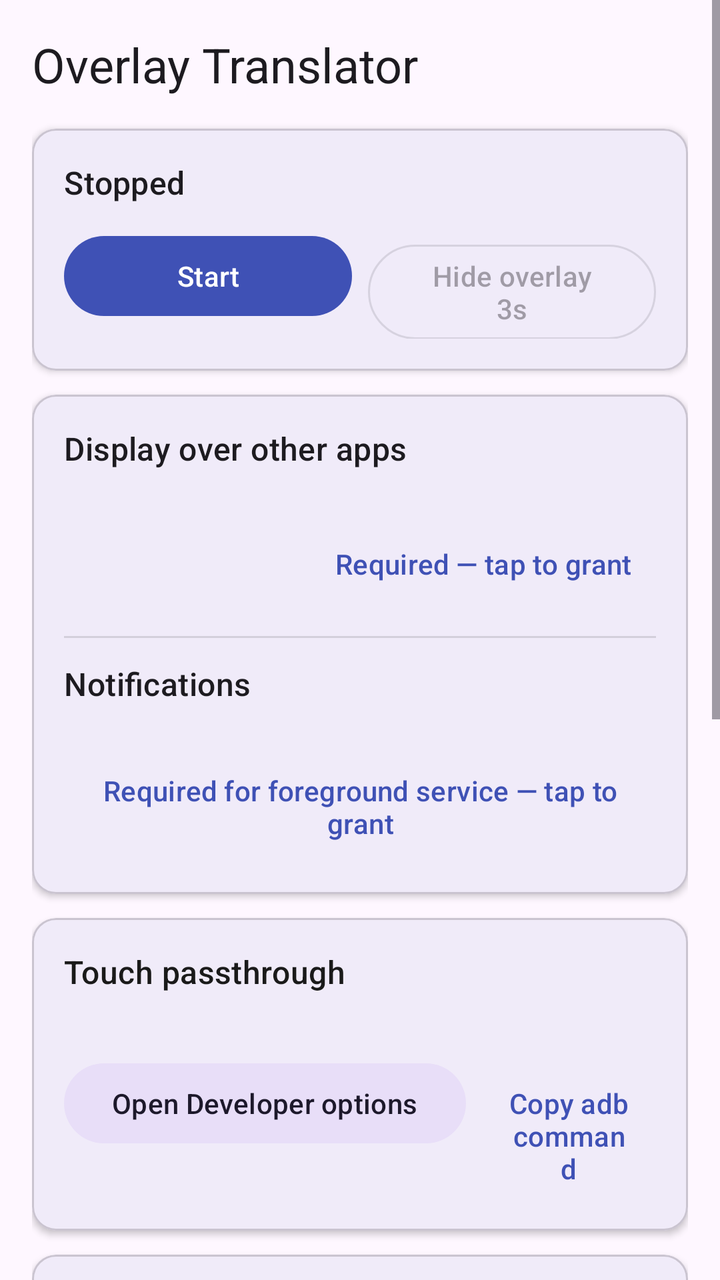
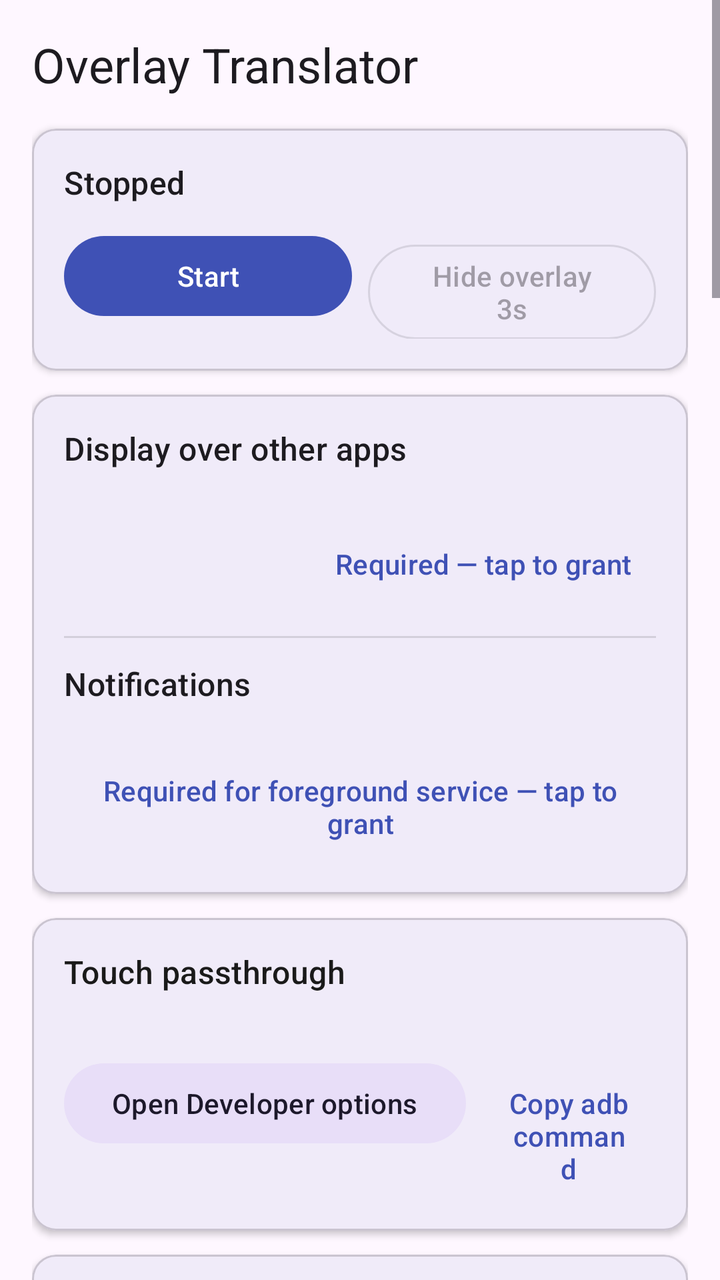

Before-and-after screenshots of an Android layout around one commit, followed by the original layout XML and the change that was made.
<!-- AndroidManifest.xml: application theme Theme.OverlayTranslator -->
<!-- res/layout/activity_main.xml -->
<?xml version="1.0" encoding="utf-8"?>
<ScrollView xmlns:android="http://schemas.android.com/apk/res/android"
    xmlns:app="http://schemas.android.com/apk/res-auto"
    android:layout_width="match_parent"
    android:layout_height="match_parent"
    android:fillViewport="true">

    <LinearLayout
        android:layout_width="match_parent"
        android:layout_height="wrap_content"
        android:orientation="vertical"
        android:padding="16dp">

        <TextView
            android:layout_width="match_parent"
            android:layout_height="wrap_content"
            android:text="@string/home_title"
            android:textAppearance="?attr/textAppearanceHeadlineSmall" />

        
        <com.google.android.material.card.MaterialCardView
            android:layout_width="match_parent"
            android:layout_height="wrap_content"
            android:layout_marginTop="16dp"
            app:cardCornerRadius="12dp"
            app:cardElevation="2dp">

            <LinearLayout
                android:layout_width="match_parent"
                android:layout_height="wrap_content"
                android:orientation="vertical"
                android:padding="16dp">

                <TextView
                    android:id="@+id/statusText"
                    android:layout_width="match_parent"
                    android:layout_height="wrap_content"
                    android:text="@string/status_stopped"
                    android:textAppearance="?attr/textAppearanceTitleMedium" />

                <LinearLayout
                    android:layout_width="match_parent"
                    android:layout_height="wrap_content"
                    android:layout_marginTop="12dp"
                    android:orientation="horizontal">

                    <com.google.android.material.button.MaterialButton
                        android:id="@+id/startStopButton"
                        android:layout_width="0dp"
                        android:layout_height="wrap_content"
                        android:layout_weight="1"
                        android:text="@string/btn_start" />

                    <com.google.android.material.button.MaterialButton
                        android:id="@+id/hideOverlayButton"
                        style="@style/Widget.Material3.Button.OutlinedButton"
                        android:layout_width="0dp"
                        android:layout_height="wrap_content"
                        android:layout_marginStart="8dp"
                        android:layout_weight="1"
                        android:enabled="false"
                        android:text="@string/btn_hide_overlay" />
                </LinearLayout>
            </LinearLayout>
        </com.google.android.material.card.MaterialCardView>

        
        <com.google.android.material.card.MaterialCardView
            android:layout_width="match_parent"
            android:layout_height="wrap_content"
            android:layout_marginTop="12dp"
            app:cardCornerRadius="12dp"
            app:cardElevation="2dp">

            <LinearLayout
                android:layout_width="match_parent"
                android:layout_height="wrap_content"
                android:orientation="vertical"
                android:padding="16dp">

                <TextView
                    android:layout_width="match_parent"
                    android:layout_height="wrap_content"
                    android:text="@string/perm_overlay_title"
                    android:textAppearance="?attr/textAppearanceTitleMedium" />

                <TextView
                    android:id="@+id/overlayPermStatus"
                    android:layout_width="match_parent"
                    android:layout_height="wrap_content"
                    android:layout_marginTop="4dp"
                    android:textAppearance="?attr/textAppearanceBodyMedium" />

                <com.google.android.material.button.MaterialButton
                    android:id="@+id/overlayPermButton"
                    style="@style/Widget.Material3.Button.TextButton"
                    android:layout_width="wrap_content"
                    android:layout_height="wrap_content"
                    android:layout_gravity="end"
                    android:text="@string/perm_overlay_missing" />

                <View
                    android:layout_width="match_parent"
                    android:layout_height="1dp"
                    android:layout_marginVertical="12dp"
                    android:background="?android:attr/listDivider" />

                <TextView
                    android:layout_width="match_parent"
                    android:layout_height="wrap_content"
                    android:text="@string/perm_notifications_title"
                    android:textAppearance="?attr/textAppearanceTitleMedium" />

                <TextView
                    android:id="@+id/notifPermStatus"
                    android:layout_width="match_parent"
                    android:layout_height="wrap_content"
                    android:layout_marginTop="4dp"
                    android:textAppearance="?attr/textAppearanceBodyMedium" />

                <com.google.android.material.button.MaterialButton
                    android:id="@+id/notifPermButton"
                    style="@style/Widget.Material3.Button.TextButton"
                    android:layout_width="wrap_content"
                    android:layout_height="wrap_content"
                    android:layout_gravity="end"
                    android:text="@string/perm_notifications_missing" />
            </LinearLayout>
        </com.google.android.material.card.MaterialCardView>

        
        <com.google.android.material.card.MaterialCardView
            android:id="@+id/touchSetupCard"
            android:layout_width="match_parent"
            android:layout_height="wrap_content"
            android:layout_marginTop="12dp"
            app:cardCornerRadius="12dp"
            app:cardElevation="2dp">

            <LinearLayout
                android:layout_width="match_parent"
                android:layout_height="wrap_content"
                android:orientation="vertical"
                android:padding="16dp">

                <TextView
                    android:layout_width="match_parent"
                    android:layout_height="wrap_content"
                    android:text="@string/touch_setup_title"
                    android:textColor="#FF1A1A1A"
                    android:textAppearance="?attr/textAppearanceTitleMedium" />

                <TextView
                    android:id="@+id/touchSetupStatus"
                    android:layout_width="match_parent"
                    android:layout_height="wrap_content"
                    android:layout_marginTop="4dp"
                    android:textColor="#FF1A1A1A"
                    android:textAppearance="?attr/textAppearanceBodyMedium" />

                <LinearLayout
                    android:id="@+id/touchSetupActions"
                    android:layout_width="match_parent"
                    android:layout_height="wrap_content"
                    android:layout_marginTop="8dp"
                    android:orientation="horizontal">

                    <com.google.android.material.button.MaterialButton
                        android:id="@+id/openDevOptionsButton"
                        style="@style/Widget.Material3.Button.TonalButton"
                        android:layout_width="wrap_content"
                        android:layout_height="wrap_content"
                        android:text="@string/touch_setup_open_settings" />

                    <com.google.android.material.button.MaterialButton
                        android:id="@+id/copyAdbButton"
                        style="@style/Widget.Material3.Button.TextButton"
                        android:layout_width="wrap_content"
                        android:layout_height="wrap_content"
                        android:layout_marginStart="8dp"
                        android:text="@string/touch_setup_copy_adb" />
                </LinearLayout>
            </LinearLayout>
        </com.google.android.material.card.MaterialCardView>

        
        <com.google.android.material.card.MaterialCardView
            android:layout_width="match_parent"
            android:layout_height="wrap_content"
            android:layout_marginTop="12dp"
            app:cardCornerRadius="12dp"
            app:cardElevation="2dp">

            <LinearLayout
                android:layout_width="match_parent"
                android:layout_height="wrap_content"
                android:orientation="vertical"
                android:padding="16dp">

                <TextView
                    android:layout_width="match_parent"
                    android:layout_height="wrap_content"
                    android:text="@string/settings_language"
                    android:textAppearance="?attr/textAppearanceTitleMedium" />

                <Spinner
                    android:id="@+id/languageSpinner"
                    android:layout_width="match_parent"
                    android:layout_height="wrap_content"
                    android:layout_marginTop="4dp"
                    android:entries="@array/source_language_labels" />

                <TextView
                    android:id="@+id/fpsLabel"
                    android:layout_width="match_parent"
                    android:layout_height="wrap_content"
                    android:layout_marginTop="16dp"
                    android:text="@string/settings_fps"
                    android:textAppearance="?attr/textAppearanceTitleMedium" />

                <SeekBar
                    android:id="@+id/fpsSeekBar"
                    android:layout_width="match_parent"
                    android:layout_height="wrap_content"
                    android:layout_marginTop="4dp"
                    android:max="15"
                    android:progress="5" />

                <TextView
                    android:id="@+id/opacityLabel"
                    android:layout_width="match_parent"
                    android:layout_height="wrap_content"
                    android:layout_marginTop="16dp"
                    android:text="@string/settings_opacity"
                    android:textAppearance="?attr/textAppearanceTitleMedium" />

                <SeekBar
                    android:id="@+id/opacitySeekBar"
                    android:layout_width="match_parent"
                    android:layout_height="wrap_content"
                    android:layout_marginTop="4dp"
                    android:max="100"
                    android:progress="90" />

                <com.google.android.material.button.MaterialButton
                    android:id="@+id/downloadModelButton"
                    style="@style/Widget.Material3.Button.TonalButton"
                    android:layout_width="match_parent"
                    android:layout_height="wrap_content"
                    android:layout_marginTop="16dp"
                    android:text="@string/btn_download_model" />

                <TextView
                    android:layout_width="match_parent"
                    android:layout_height="wrap_content"
                    android:layout_marginTop="8dp"
                    android:autoLink="web"
                    android:text="@string/model_origin"
                    android:textAppearance="?attr/textAppearanceBodySmall" />

                <com.google.android.material.button.MaterialButton
                    android:id="@+id/glossaryButton"
                    style="@style/Widget.Material3.Button.TonalButton"
                    android:layout_width="match_parent"
                    android:layout_height="wrap_content"
                    android:layout_marginTop="8dp"
                    android:text="@string/btn_glossary" />

                <com.google.android.material.button.MaterialButton
                    android:id="@+id/clearCacheButton"
                    style="@style/Widget.Material3.Button.OutlinedButton"
                    android:layout_width="match_parent"
                    android:layout_height="wrap_content"
                    android:layout_marginTop="8dp"
                    android:text="@string/btn_clear_cache" />
            </LinearLayout>
        </com.google.android.material.card.MaterialCardView>

        <View
            android:layout_width="match_parent"
            android:layout_height="24dp" />
    </LinearLayout>
</ScrollView>
<!-- resources referenced by this layout -->
<resources>
  <string name="btn_download_model">Download translation model</string>
  <string name="settings_fps">Capture rate</string>
  <string name="settings_opacity">Background opacity</string>
  <!-- unchanged entries left out for length: 17 -->
</resources>

<!-- the commit's change to res/layout/activity_main.xml (unified diff, before → after) -->
@@ -211,6 +211,20 @@
                     android:entries="@array/source_language_labels" />
 
                 <TextView
+                    android:layout_width="match_parent"
+                    android:layout_height="wrap_content"
+                    android:layout_marginTop="16dp"
+                    android:text="@string/settings_backend"
+                    android:textAppearance="?attr/textAppearanceTitleMedium" />
+
+                <Spinner
+                    android:id="@+id/backendSpinner"
+                    android:layout_width="match_parent"
+                    android:layout_height="wrap_content"
+                    android:layout_marginTop="4dp"
+                    android:entries="@array/backend_labels" />
+
+                <TextView
                     android:id="@+id/fpsLabel"
                     android:layout_width="match_parent"
                     android:layout_height="wrap_content"
@@ -218,13 +232,20 @@
                     android:text="@string/settings_fps"
                     android:textAppearance="?attr/textAppearanceTitleMedium" />
 
+                <TextView
+                    android:layout_width="match_parent"
+                    android:layout_height="wrap_content"
+                    android:layout_marginTop="2dp"
+                    android:text="@string/settings_fps_desc"
+                    android:textAppearance="?attr/textAppearanceBodySmall" />
+
                 <SeekBar
                     android:id="@+id/fpsSeekBar"
                     android:layout_width="match_parent"
                     android:layout_height="wrap_content"
                     android:layout_marginTop="4dp"
-                    android:max="15"
-                    android:progress="5" />
+                    android:max="19"
+                    android:progress="4" />
 
                 <TextView
                     android:id="@+id/opacityLabel"
@@ -233,6 +254,13 @@
                     android:layout_marginTop="16dp"
                     android:text="@string/settings_opacity"
                     android:textAppearance="?attr/textAppearanceTitleMedium" />
+
+                <TextView
+                    android:layout_width="match_parent"
+                    android:layout_height="wrap_content"
+                    android:layout_marginTop="2dp"
+                    android:text="@string/settings_opacity_desc"
+                    android:textAppearance="?attr/textAppearanceBodySmall" />
 
                 <SeekBar
                     android:id="@+id/opacitySeekBar"
@@ -241,6 +269,236 @@
                     android:layout_marginTop="4dp"
                     android:max="100"
                     android:progress="90" />
+
+                <TextView
+                    android:id="@+id/forceLabel"
+                    android:layout_width="match_parent"
+                    android:layout_height="wrap_content"
+                    android:layout_marginTop="16dp"
+                    android:text="@string/settings_force_every"
+                    android:textAppearance="?attr/textAppearanceTitleMedium" />
+
+                <TextView
+                    android:layout_width="match_parent"
+                    android:layout_height="wrap_content"
+                    android:layout_marginTop="2dp"
+                    android:text="@string/settings_force_every_desc"
+                    android:textAppearance="?attr/textAppearanceBodySmall" />
+
+                <SeekBar
+                    android:id="@+id/forceSeekBar"
+                    android:layout_width="match_parent"
+                    android:layout_height="wrap_content"
+                    android:layout_marginTop="4dp"
+                    android:max="14"
+                    android:progress="4" />
+
+                <TextView
+                    android:id="@+id/changeLabel"
+                    android:layout_width="match_parent"
+                    android:layout_height="wrap_content"
+                    android:layout_marginTop="16dp"
+                    android:text="@string/settings_change_pct"
+                    android:textAppearance="?attr/textAppearanceTitleMedium" />
+
+                <TextView
+                    android:layout_width="match_parent"
+                    android:layout_height="wrap_content"
+                    android:layout_marginTop="2dp"
+                    android:text="@string/settings_change_pct_desc"
+                    android:textAppearance="?attr/textAppearanceBodySmall" />
+
+                <SeekBar
+                    android:id="@+id/changeSeekBar"
+                    android:layout_width="match_parent"
+                    android:layout_height="wrap_content"
+                    android:layout_marginTop="4dp"
+                    android:max="50"
+                    android:progress="6" />
+
+                <TextView
+                    android:id="@+id/ocrConfLabel"
+                    android:layout_width="match_parent"
+                    android:layout_height="wrap_content"
+                    android:layout_marginTop="16dp"
+                    android:text="@string/settings_ocr_conf"
+                    android:textAppearance="?attr/textAppearanceTitleMedium" />
+
+                <TextView
+                    android:layout_width="match_parent"
+                    android:layout_height="wrap_content"
+                    android:layout_marginTop="2dp"
+                    android:text="@string/settings_ocr_conf_desc"
+                    android:textAppearance="?attr/textAppearanceBodySmall" />
+
+                <SeekBar
+                    android:id="@+id/ocrConfSeekBar"
+                    android:layout_width="match_parent"
+                    android:layout_height="wrap_content"
+                    android:layout_marginTop="4dp"
+                    android:max="95"
+                    android:progress="50" />
+
+                <TextView
+                    android:id="@+id/lineGapLabel"
+                    android:layout_width="match_parent"
+                    android:layout_height="wrap_content"
+                    android:layout_marginTop="16dp"
+                    android:text="@string/settings_line_gap"
+                    android:textAppearance="?attr/textAppearanceTitleMedium" />
+
+                <TextView
+                    android:layout_width="match_parent"
+                    android:layout_height="wrap_content"
+                    android:layout_marginTop="2dp"
+                    android:text="@string/settings_line_gap_desc"
+                    android:textAppearance="?attr/textAppearanceBodySmall" />
+
+                <SeekBar
+                    android:id="@+id/lineGapSeekBar"
+                    android:layout_width="match_parent"
+                    android:layout_height="wrap_content"
+                    android:layout_marginTop="4dp"
+                    android:max="13"
+                    android:progress="5" />
+
+                <TextView
+                    android:id="@+id/pacingLabel"
+                    android:layout_width="match_parent"
+                    android:layout_height="wrap_content"
+                    android:layout_marginTop="16dp"
+                    android:text="@string/settings_pacing"
+                    android:textAppearance="?attr/textAppearanceTitleMedium" />
+
+                <TextView
+                    android:layout_width="match_parent"
+                    android:layout_height="wrap_content"
+                    android:layout_marginTop="2dp"
+                    android:text="@string/settings_pacing_desc"
+                    android:textAppearance="?attr/textAppearanceBodySmall" />
+
+                <SeekBar
+                    android:id="@+id/pacingSeekBar"
+                    android:layout_width="match_parent"
+                    android:layout_height="wrap_content"
+                    android:layout_marginTop="4dp"
+                    android:max="19"
+                    android:progress="1" />
+
+                <TextView
+                    android:id="@+id/twDeferLabel"
+                    android:layout_width="match_parent"
+                    android:layout_height="wrap_content"
+                    android:layout_marginTop="16dp"
+                    android:text="@string/settings_tw_defer"
+                    android:textAppearance="?attr/textAppearanceTitleMedium" />
+
+                <TextView
+                    android:layout_width="match_parent"
+                    android:layout_height="wrap_content"
+                    android:layout_marginTop="2dp"
+                    android:text="@string/settings_tw_defer_desc"
+                    android:textAppearance="?attr/textAppearanceBodySmall" />
+
+                <SeekBar
+                    android:id="@+id/twDeferSeekBar"
+                    android:layout_width="match_parent"
+                    android:layout_height="wrap_content"
+                    android:layout_marginTop="4dp"
+                    android:max="3"
+                    android:progress="0" />
+
+                <com.google.android.material.materialswitch.MaterialSwitch
+                    android:id="@+id/syncSwitch"
+                    android:layout_width="match_parent"
+                    android:layout_height="wrap_content"
+                    android:layout_marginTop="16dp"
+                    android:text="@string/settings_sync_display"
+                    android:textAppearance="?attr/textAppearanceTitleMedium" />
+
+                <TextView
+                    android:layout_width="match_parent"
+                    android:layout_height="wrap_content"
+                    android:layout_marginTop="2dp"
+                    android:text="@string/settings_sync_display_desc"
+                    android:textAppearance="?attr/textAppearanceBodySmall" />
+
+                <TextView
+                    android:id="@+id/clearAfterLabel"
+                    android:layout_width="match_parent"
+                    android:layout_height="wrap_content"
+                    android:layout_marginTop="16dp"
+                    android:text="@string/settings_clear_after"
+                    android:textAppearance="?attr/textAppearanceTitleMedium" />
+
+                <TextView
+                    android:layout_width="match_parent"
+                    android:layout_height="wrap_content"
+                    android:layout_marginTop="2dp"
+                    android:text="@string/settings_clear_after_desc"
+                    android:textAppearance="?attr/textAppearanceBodySmall" />
+
+                <SeekBar
+                    android:id="@+id/clearAfterSeekBar"
+                    android:layout_width="match_parent"
+                    android:layout_height="wrap_content"
+                    android:layout_marginTop="4dp"
+                    android:max="4"
+                    android:progress="1" />
+
+                <com.google.android.material.materialswitch.MaterialSwitch
+                    android:id="@+id/overflowSwitch"
+                    android:layout_width="match_parent"
+                    android:layout_height="wrap_content"
+                    android:layout_marginTop="16dp"
+                    android:text="@string/settings_text_overflow"
+                    android:textAppearance="?attr/textAppearanceTitleMedium" />
+
+                <TextView
+                    android:layout_width="match_parent"
+                    android:layout_height="wrap_content"
+                    android:layout_marginTop="2dp"
+                    android:text="@string/settings_text_overflow_desc"
+                    android:textAppearance="?attr/textAppearanceBodySmall" />
+
+                <com.google.android.material.materialswitch.MaterialSwitch
+                    android:id="@+id/normalizeSwitch"
+                    android:layout_width="match_parent"
+                    android:layout_height="wrap_content"
+                    android:layout_marginTop="16dp"
+                    android:text="@string/settings_normalize_cache"
+                    android:textAppearance="?attr/textAppearanceTitleMedium" />
+
+                <TextView
+                    android:layout_width="match_parent"
+                    android:layout_height="wrap_content"
+                    android:layout_marginTop="2dp"
+                    android:text="@string/settings_normalize_cache_desc"
+                    android:textAppearance="?attr/textAppearanceBodySmall" />
+
+                <TextView
+                    android:id="@+id/modelUrlLabel"
+                    android:layout_width="match_parent"
+                    android:layout_height="wrap_content"
+                    android:layout_marginTop="16dp"
+                    android:text="@string/settings_model_url"
+                    android:textAppearance="?attr/textAppearanceTitleMedium" />
+
+                <TextView
+                    android:layout_width="match_parent"
+                    android:layout_height="wrap_content"
+                    android:layout_marginTop="2dp"
+                    android:text="@string/settings_model_url_desc"
+                    android:textAppearance="?attr/textAppearanceBodySmall" />
+
+                <EditText
+                    android:id="@+id/modelUrlInput"
+                    android:layout_width="match_parent"
+                    android:layout_height="wrap_content"
+                    android:layout_marginTop="4dp"
+                    android:inputType="textUri"
+                    android:maxLines="3"
+                    android:importantForAutofill="no" />
 
                 <com.google.android.material.button.MaterialButton
                     android:id="@+id/downloadModelButton"
@@ -265,6 +523,14 @@
                     android:layout_height="wrap_content"
                     android:layout_marginTop="8dp"
                     android:text="@string/btn_glossary" />
+
+                <TextView
+                    android:id="@+id/cacheSizeText"
+                    android:layout_width="match_parent"
+                    android:layout_height="wrap_content"
+                    android:layout_marginTop="16dp"
+                    android:text="@string/cache_size_label"
+                    android:textAppearance="?attr/textAppearanceBodyMedium" />
 
                 <com.google.android.material.button.MaterialButton
                     android:id="@+id/clearCacheButton"
<!-- resource entries referenced after the edit -->
@@ -1,8 +1,40 @@
 <!-- resources referenced by this layout -->
 <resources>
-  <string name="btn_download_model">Download translation model</string>
-  <string name="settings_fps">Capture rate</string>
-  <string name="settings_opacity">Background opacity</string>
+  <string-array name="backend_labels">
+          <item>OPUS-MT (offline, recommended)</item>
+          <item>Auto (OPUS-MT → Google2 → On-device)</item>
+          <item>Google2 only</item>
+          <item>On-device only (ML Kit)</item>
+      </string-array>
+  <string name="btn_download_model">Download model for selected language</string>
+  <string name="cache_size_label">Cache size</string>
+  <string name="settings_backend">Translation backend</string>
+  <string name="settings_change_pct">Frame change sensitivity</string>
+  <string name="settings_change_pct_desc">How much of the screen must change before a frame is re-translated. 0% turns skipping off — every frame is translated. Applies when capture restarts.</string>
+  <string name="settings_clear_after">Clear stalled boxes after</string>
+  <string name="settings_clear_after_desc">How long a translated box stays when its text disappears or no text is detected on screen (1–5 s), after which all dangling boxes are cleared. Applies when capture restarts.</string>
+  <string name="settings_force_every">Forced re-translate interval</string>
+  <string name="settings_force_every_desc">Even when the screen looks unchanged, re-run OCR + translation after this many skipped frames. Heals partial typewriter dialogs. Applies when capture restarts.</string>
+  <string name="settings_fps">Capture &amp; translate interval</string>
+  <string name="settings_fps_desc">Time between screen capture and OCR + translation runs (100–2000 ms). Translations are cached and unchanged screens are skipped. Applies when capture restarts.</string>
+  <string name="settings_line_gap">Multi-line grouping gap</string>
+  <string name="settings_line_gap_desc">Distance between OCR lines, in line heights, before they count as separate text blocks. Higher keeps more lines together in one translation; lower splits them (e.g. character-name plate vs dialog). Applies when capture restarts.</string>
+  <string name="settings_model_url">Model base URL</string>
+  <string name="settings_model_url_desc">Where offline OPUS-MT models are downloaded from. Files are fetched as &lt;URL&gt;/opus-mt-&lt;lang&gt;-en/*. Default: this project\'s GitHub raw models folder.</string>
+  <string name="settings_normalize_cache">Normalize cache lookups</string>
+  <string name="settings_normalize_cache_desc">Ignores punctuation, symbols, line breaks and full-/half-width differences when looking up cached translations, so near-identical OCR text reuses one translation instead of creating duplicates. Applies when capture restarts.</string>
+  <string name="settings_ocr_conf">OCR confidence threshold</string>
+  <string name="settings_ocr_conf_desc">Minimum ML Kit confidence for a text block to be translated. Lower = more detections (noisier), higher = stricter. Missing confidence counts as confident. Current frame confidence is logged per frame. Applies when capture restarts.</string>
+  <string name="settings_opacity">Translation box opacity</string>
+  <string name="settings_opacity_desc">Background opacity behind translated text (0 = invisible, 100 = solid).</string>
+  <string name="settings_pacing">Remote request pacing</string>
+  <string name="settings_pacing_desc">Minimum spacing between translation requests (100–2000 ms). Lower is snappier; too low risks rate limits. Applies when capture restarts.</string>
+  <string name="settings_sync_display">Synchronous display</string>
+  <string name="settings_sync_display_desc">Off (async): each translation appears as soon as it is ready — cache hits are instant, new text fills in progressively. On (sync): the overlay updates once per frame, only when every block is translated. Applies when capture restarts.</string>
+  <string name="settings_text_overflow">Allow text overflow</string>
+  <string name="settings_text_overflow_desc">On: translations are not forced into the OCR box — they lay out against the remaining screen width with natural wrapping (no mid-word breaks, no shrinking). Off: text is fitted inside the box. Applies when capture restarts.</string>
+  <string name="settings_tw_defer">Typewriter defer</string>
+  <string name="settings_tw_defer_desc">Frames to wait while dialog text is still growing before translating it. 0 = translate immediately (faster, slightly more requests). Applies when capture restarts.</string>
   <!-- unchanged entries left out for length: 17 -->
 </resources>
 
